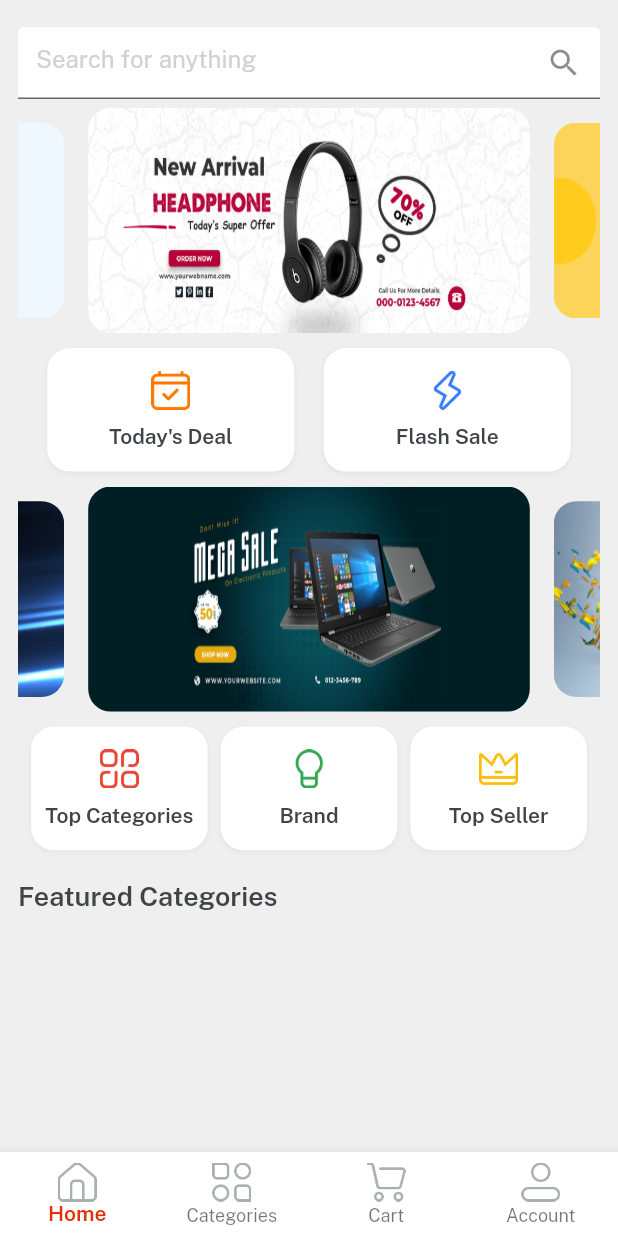
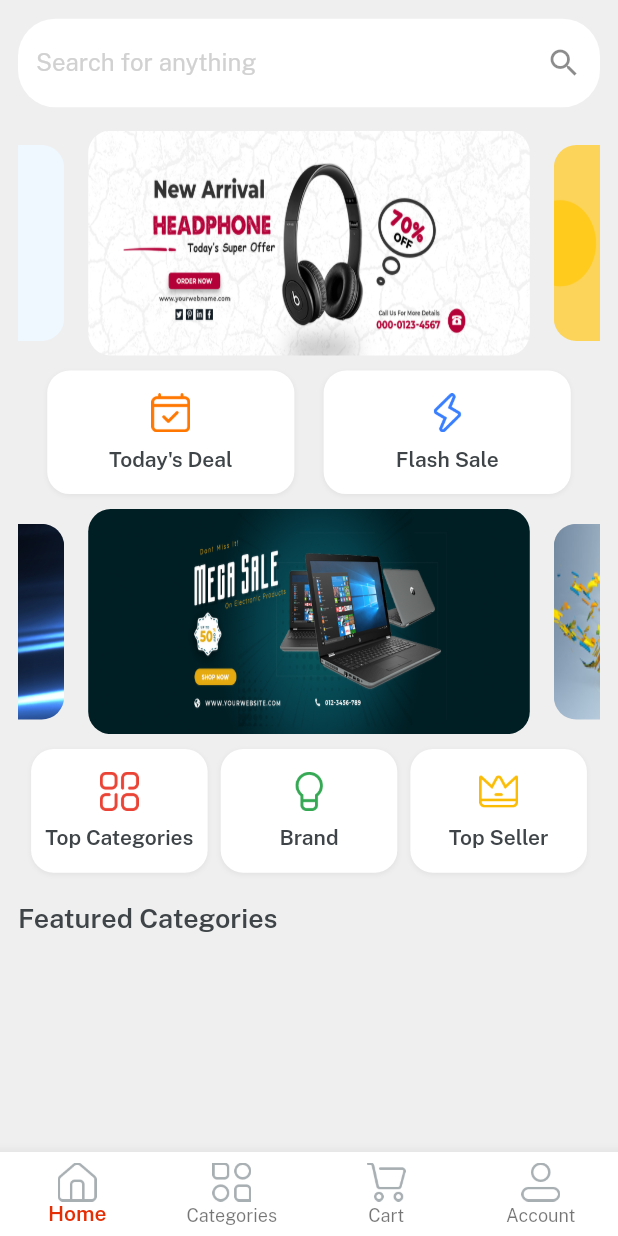
Before and after one commit to arshad-syed18/EasyMart, a Flutter app: the Home screen opened directly, on a phone screen of 412 x 824 dp. Run offline on Flutter 3.47's test engine with Material 2 defaults, Android fonts, the light colour scheme and no system bars; drawn by our look-alikes of velocity_x; our stand-ins replace get.

Commit message:
styling home screen widgets

```diff
--- a/lib/views/home_screen/home_screen.dart
+++ b/lib/views/home_screen/home_screen.dart
@@ -20,15 +20,25 @@
               height: 60,
               color: lightGrey,
               child: TextFormField(
-                decoration: const InputDecoration(
-                  suffixIcon: Icon(Icons.search),
+                decoration: InputDecoration(
+                  border: OutlineInputBorder(
+                    borderRadius: BorderRadius.circular(25.0),
+                    borderSide: BorderSide.none,
+                  ),
+                  suffixIcon: const Icon(Icons.search),
                   filled: true,
                   fillColor: whiteColor,
                   hintText: searchAnything,
-                  hintStyle: TextStyle(color: textfieldGrey),
+                  hintStyle: const TextStyle(color: textfieldGrey),
                 ),
               ),
             ),
+            15.heightBox,
+            Expanded(
+              child: SingleChildScrollView(
+                physics: const BouncingScrollPhysics(),
+                child: Column(
+                  children: [
                     VxSwiper.builder(
                       aspectRatio: 16 / 9,
                       autoPlay: true,
@@ -106,6 +116,10 @@
                           .size(18)
                           .fontFamily(semibold)
                           .make(),
+                    ),
+                  ],
+                ),
+              ),
             )
           ],
         ),
```
Lines whose indentation alone changed are shown as unchanged.
